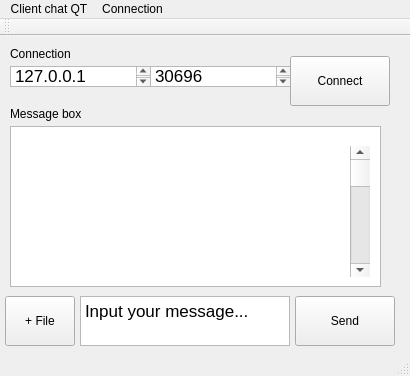
Old version of the form Client-QT-GUI/mainwindow.ui in the repository tuan-be/cpp-client-server-multithread.
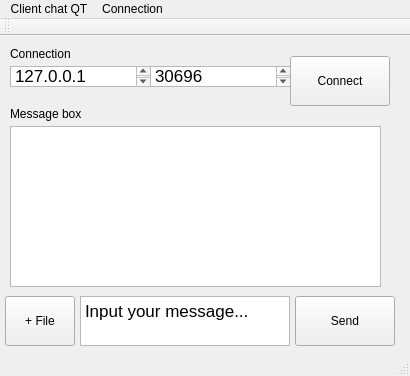
New version of the form.

What changed in the file:
```diff
--- a/Client-QT-GUI/mainwindow.ui
+++ b/Client-QT-GUI/mainwindow.ui
@@ -83,19 +83,6 @@
      <string>+ File</string>
     </property>
    </widget>
-   <widget class="QScrollBar" name="verticalScrollBar">
-    <property name="geometry">
-     <rect>
-      <x>350</x>
-      <y>110</y>
-      <width>20</width>
-      <height>131</height>
-     </rect>
-    </property>
-    <property name="orientation">
-     <enum>Qt::Vertical</enum>
-    </property>
-   </widget>
    <widget class="QLabel" name="label_2">
     <property name="geometry">
      <rect>
```
